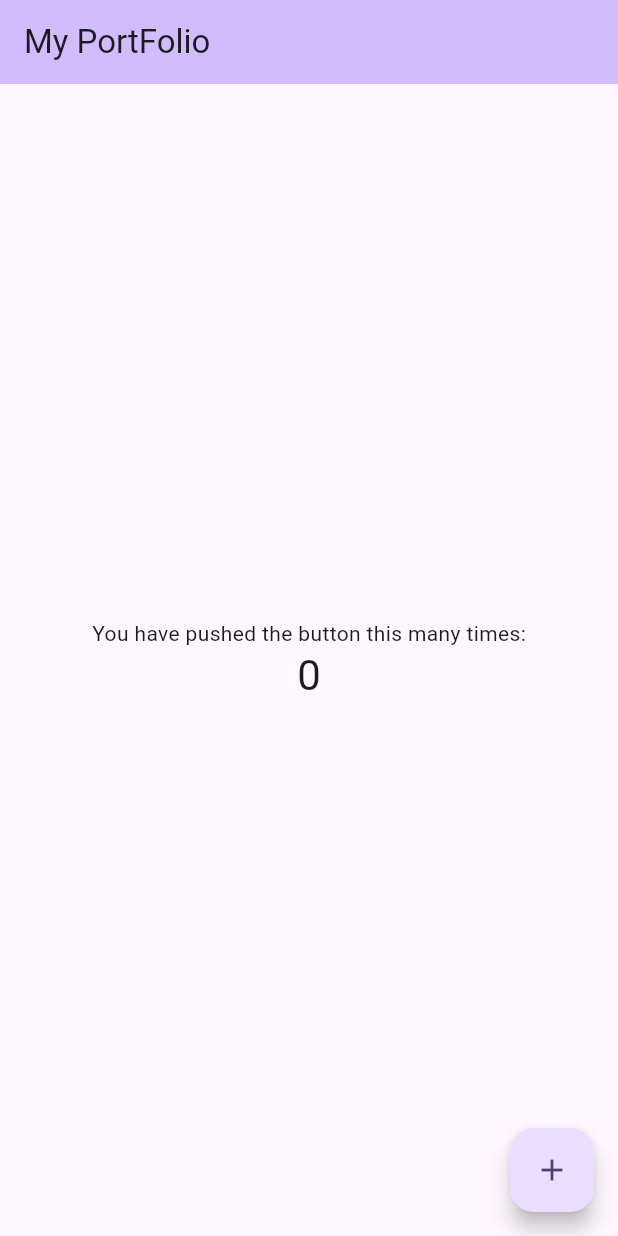
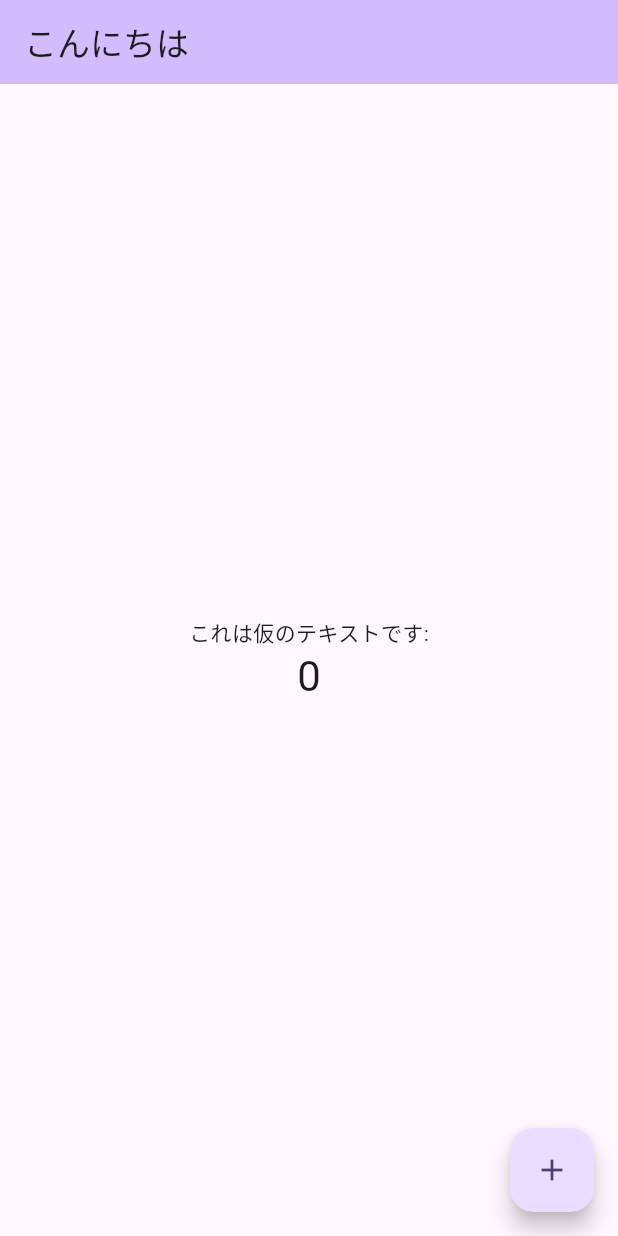
Before and after one commit to toyoshin5/flutter-portfolio, a Flutter app: the screen it shows after launch, on a phone screen of 412 x 824 dp. Run offline on Flutter 3.47's test engine with Material 3 defaults, Android fonts, the phone set to English and light mode, and no system bars.

Commit message:
fix cname

```diff
--- a/lib/main.dart
+++ b/lib/main.dart
@@ -31,7 +31,7 @@ class MyApp extends StatelessWidget {
         colorScheme: ColorScheme.fromSeed(seedColor: Colors.deepPurple),
         useMaterial3: true,
       ),
-      home: const MyHomePage(title: 'My PortFolio'),
+      home: const MyHomePage(title: 'こんにちは'),
     );
   }
 }
@@ -106,7 +106,7 @@ class _MyHomePageState extends State<MyHomePage> {
           mainAxisAlignment: MainAxisAlignment.center,
           children: <Widget>[
             const Text(
-              'You have pushed the button this many times:',
+              'これは仮のテキストです:',
             ),
             Text(
               '$_counter',
```
Also changed, not shown: 2 other files.
